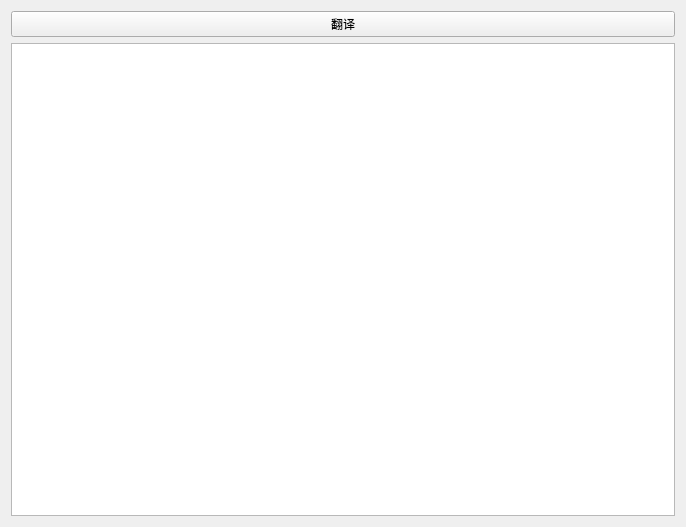
The window that UI_pdf_translate.ui (rocvfx/pdf_translate) describes before a commit, drawn with Qt 5.
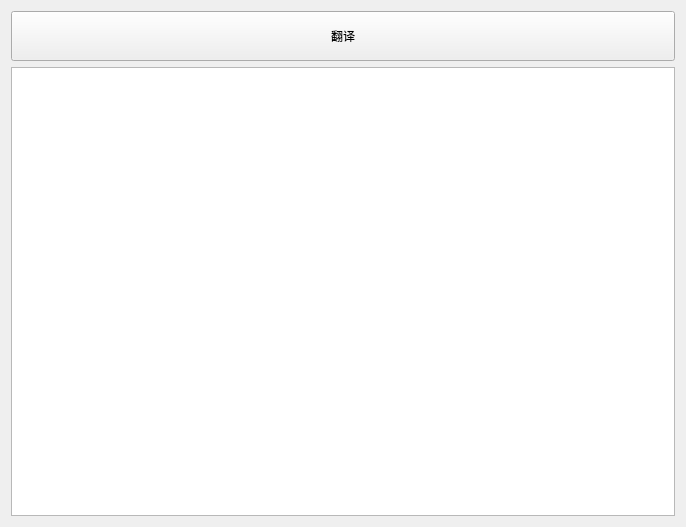
The same window after the commit.

Commit message: 调整快捷键，去除等待bug

Diff of the .ui file:
```diff
--- a/UI_pdf_translate.ui
+++ b/UI_pdf_translate.ui
@@ -18,6 +18,12 @@
     <layout class="QVBoxLayout" name="verticalLayout">
      <item>
       <widget class="QPushButton" name="pushButton_translate">
+       <property name="minimumSize">
+        <size>
+         <width>0</width>
+         <height>50</height>
+        </size>
+       </property>
        <property name="text">
         <string>翻译</string>
        </property>
```
Left out of the diff: 2 changed lines with no effect on the pictures. The commit also changes 2 other files.
